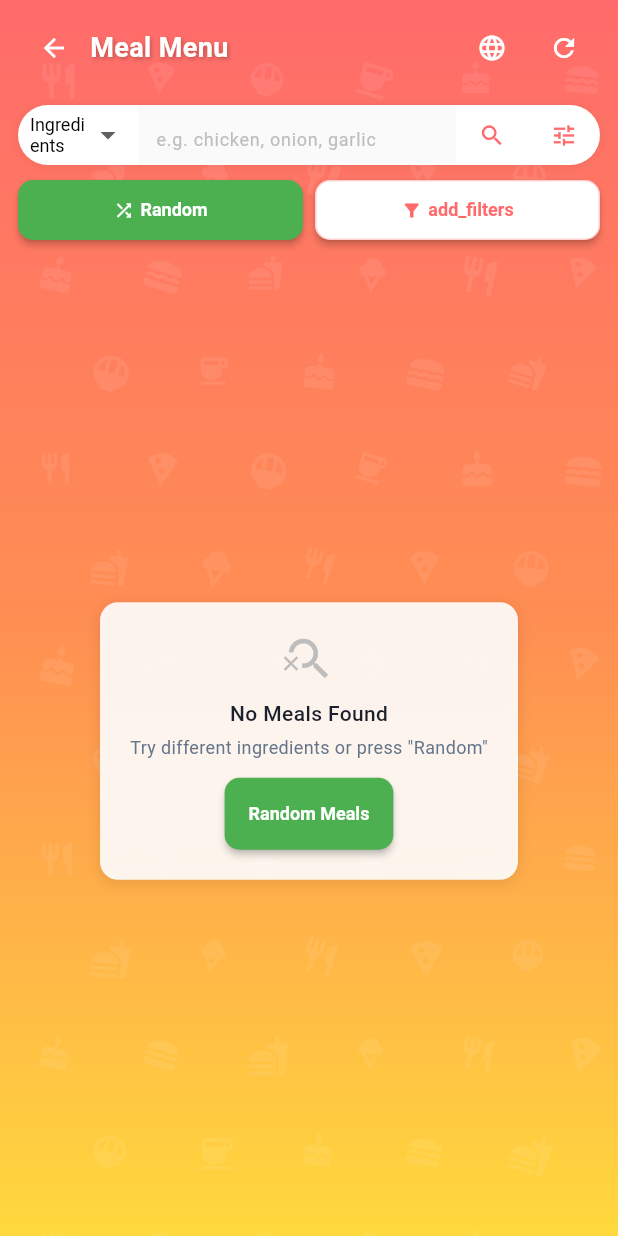
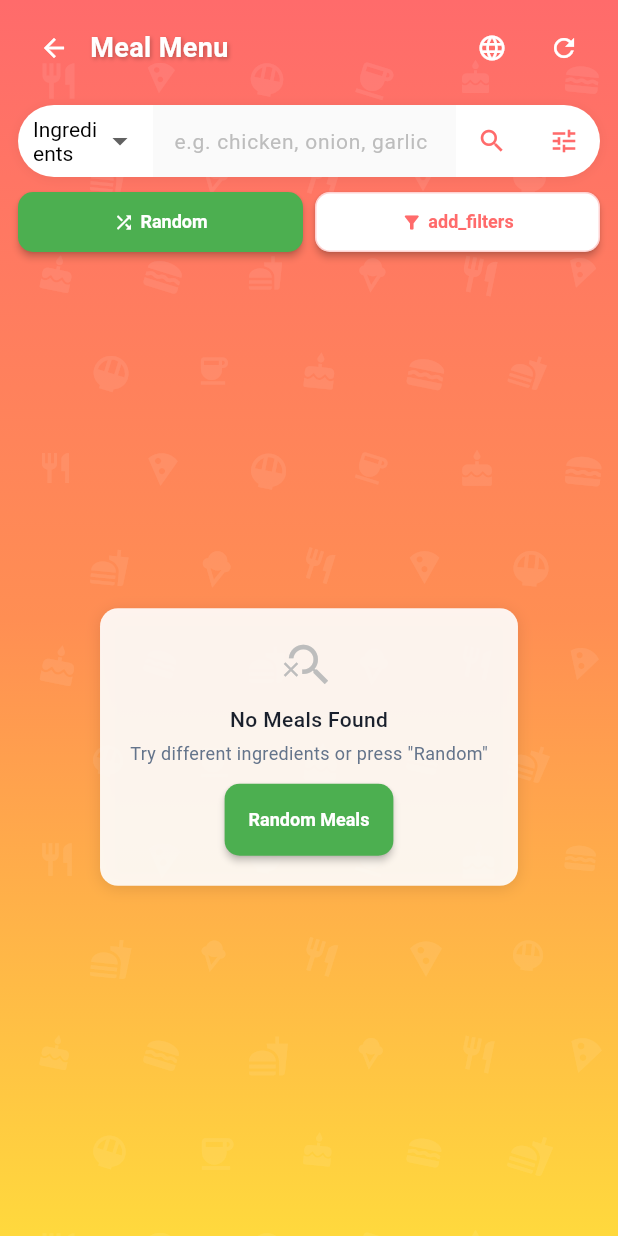
Before and after one commit to Godtasan552/EasyCook, a Flutter app: the HomeScreen screen opened by its route, on a phone screen of 412 x 824 dp. Run offline on Flutter 3.47's test engine with Material 3 defaults, Android fonts, the phone set to English and light mode, and no system bars; our stand-ins replace get.

Commit message:
edit search bar

```diff
--- a/lib/screens/home_screen.dart
+++ b/lib/screens/home_screen.dart
@@ -186,10 +186,10 @@ class _HomeScreenState extends State<HomeScreen> {
   Widget _buildSearchBar() {
     return Container(
       margin: const EdgeInsets.symmetric(horizontal: 12, vertical: 6),
-      height: 40,
+      height: 48, // Increased height from 40 to 48
       decoration: BoxDecoration(
         color: Colors.white,
-        borderRadius: BorderRadius.circular(20),
+        borderRadius: BorderRadius.circular(24), // Slightly larger border radius
         boxShadow: [
           BoxShadow(color: Colors.black.withOpacity(0.06), blurRadius: 6, offset: const Offset(0, 1)),
         ],
@@ -198,16 +198,16 @@ class _HomeScreenState extends State<HomeScreen> {
         children: [
           // Search Mode Toggle
           Container(
-            width: 80,
-            padding: const EdgeInsets.symmetric(horizontal: 8),
+            width: 90, // Slightly wider for better touch area
+            padding: const EdgeInsets.symmetric(horizontal: 10),
             child: DropdownButton<String>(
               value: _searchMode,
               isExpanded: true,
               underline: const SizedBox(),
-              style: const TextStyle(fontSize: 12, color: Colors.black),
+              style: const TextStyle(fontSize: 14, color: Colors.black), // Increased font size
               items: [
-                DropdownMenuItem(value: 'ingredients', child: Text('ingredients'.tr, style: TextStyle(fontSize: 12))),
-                DropdownMenuItem(value: 'name', child: Text('meal_name'.tr, style: TextStyle(fontSize: 12))),
+                DropdownMenuItem(value: 'ingredients', child: Text('ingredients'.tr, style: TextStyle(fontSize: 14))),
+                DropdownMenuItem(value: 'name', child: Text('meal_name'.tr, style: TextStyle(fontSize: 14))),
               ],
               onChanged: (value) {
                 setState(() {
@@ -221,24 +221,24 @@ class _HomeScreenState extends State<HomeScreen> {
           Expanded(
             child: TextField(
               controller: searchController,
-              style: const TextStyle(fontSize: 13),
+              style: const TextStyle(fontSize: 15), // Increased font size
               decoration: InputDecoration(
                 hintText: _searchMode == 'ingredients' ? 'search_ingredients_hint'.tr : 'search_name_hint'.tr,
-                hintStyle: TextStyle(color: Colors.grey[400], fontSize: 12),
+                hintStyle: TextStyle(color: Colors.grey[400], fontSize: 14), // Increased hint font size
                 border: InputBorder.none,
-                contentPadding: const EdgeInsets.symmetric(horizontal: 8, vertical: 12),
+                contentPadding: const EdgeInsets.symmetric(horizontal: 10, vertical: 14), // Adjusted padding
               ),
               onSubmitted: (value) => _searchMeals(),
             ),
           ),
           // Search Button
           IconButton(
-            icon: Icon(Icons.search, size: 18, color: primaryColor),
+            icon: Icon(Icons.search, size: 20, color: primaryColor), // Increased icon size
             onPressed: _searchMeals,
           ),
           // Options Button
           IconButton(
-            icon: Icon(Icons.tune, size: 18, color: primaryColor),
+            icon: Icon(Icons.tune, size: 20, color: primaryColor), // Increased icon size
             onPressed: () => _showOptionsBottomSheet(),
           ),
         ],
@@ -294,7 +294,7 @@ class _HomeScreenState extends State<HomeScreen> {
                   Text(
                     allergyFilters.isEmpty && selectedCategory == 'All' && selectedArea == 'All'
                         ? 'add_filters'.tr
-                        : 'filters'.trParams({'count': '${allergyFilters.length + (selectedCategory != 'All' ? 1 : 0) + (selectedArea != 'All' ? 1 : 0)}'}),
+                        : 'filters_count'.trParams({'count': '${allergyFilters.length + (selectedCategory != 'All' ? 1 : 0) + (selectedArea != 'All' ? 1 : 0)}'}),
                     style: TextStyle(fontSize: 12),
                   ),
                 ],
```
